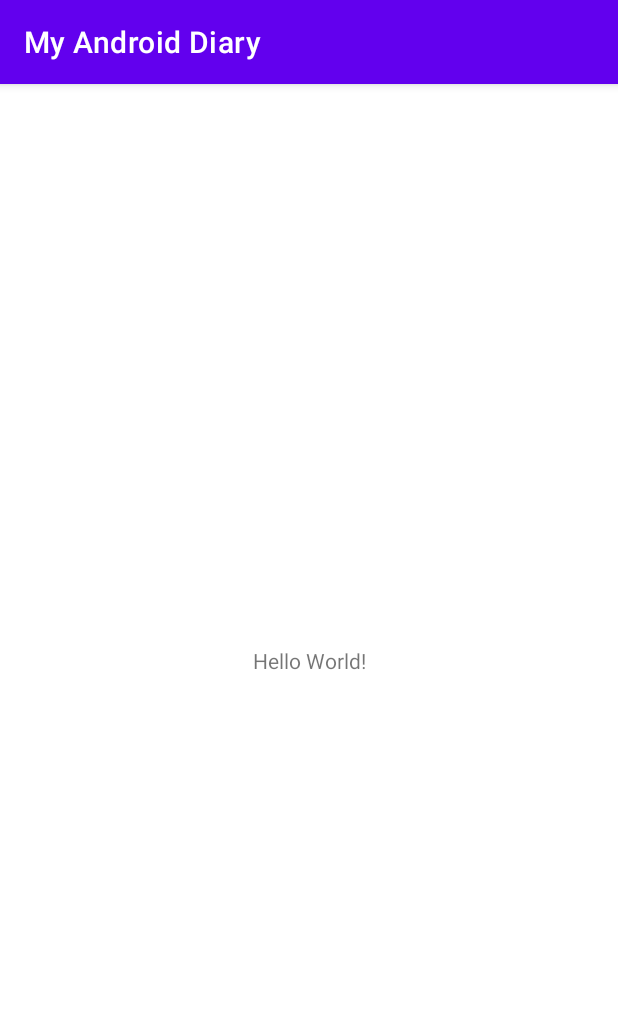
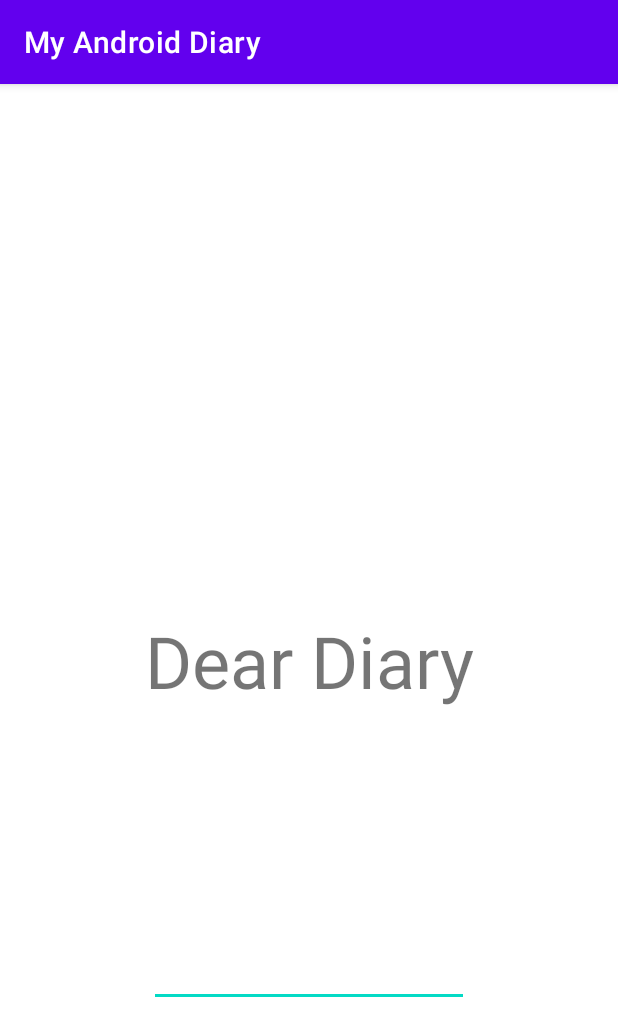
Before and after one commit to davidmillan5/MyDiaryApp, an Android app: the screen it shows after launch (MainActivity), on a phone screen of 412 x 824 dp. Shown: the top 1036 px of the screen. Run offline under Robolectric (Android 15) with nearby library versions, the phone set to English and light mode, and no system bars.

Commit message:
Second Commit

```diff
--- a/app/src/main/java/com/example/myandroiddiary/MainActivity.java
+++ b/app/src/main/java/com/example/myandroiddiary/MainActivity.java
@@ -3,12 +3,16 @@ package com.example.myandroiddiary;
 import androidx.appcompat.app.AppCompatActivity;
 
 import android.os.Bundle;
+import android.util.Log;
 
 public class MainActivity extends AppCompatActivity {
+
+    private static final String TAG = "MainActivity";
 
     @Override
     protected void onCreate(Bundle savedInstanceState) {
         super.onCreate(savedInstanceState);
         setContentView(R.layout.activity_main);
+        Log.i(TAG,"I am a logging pro!");
     }
 }
--- a/app/src/main/res/layout/activity_main.xml
+++ b/app/src/main/res/layout/activity_main.xml
@@ -7,12 +7,26 @@
     tools:context=".MainActivity">
 
     <TextView
+        android:id="@+id/textView"
         android:layout_width="wrap_content"
         android:layout_height="wrap_content"
-        android:text="Hello World!"
+        android:text="Dear Diary"
+        android:textSize="48sp"
         app:layout_constraintBottom_toBottomOf="parent"
         app:layout_constraintEnd_toEndOf="parent"
         app:layout_constraintStart_toStartOf="parent"
         app:layout_constraintTop_toTopOf="parent" />
 
+    <EditText
+        android:id="@+id/editTextTextMultiLine"
+        android:layout_width="wrap_content"
+        android:layout_height="wrap_content"
+        android:ems="10"
+        android:gravity="start|top"
+        android:inputType="textMultiLine"
+        app:layout_constraintBottom_toBottomOf="parent"
+        app:layout_constraintEnd_toEndOf="parent"
+        app:layout_constraintStart_toStartOf="parent"
+        app:layout_constraintTop_toBottomOf="@+id/textView" />
+
 </androidx.constraintlayout.widget.ConstraintLayout>
```
